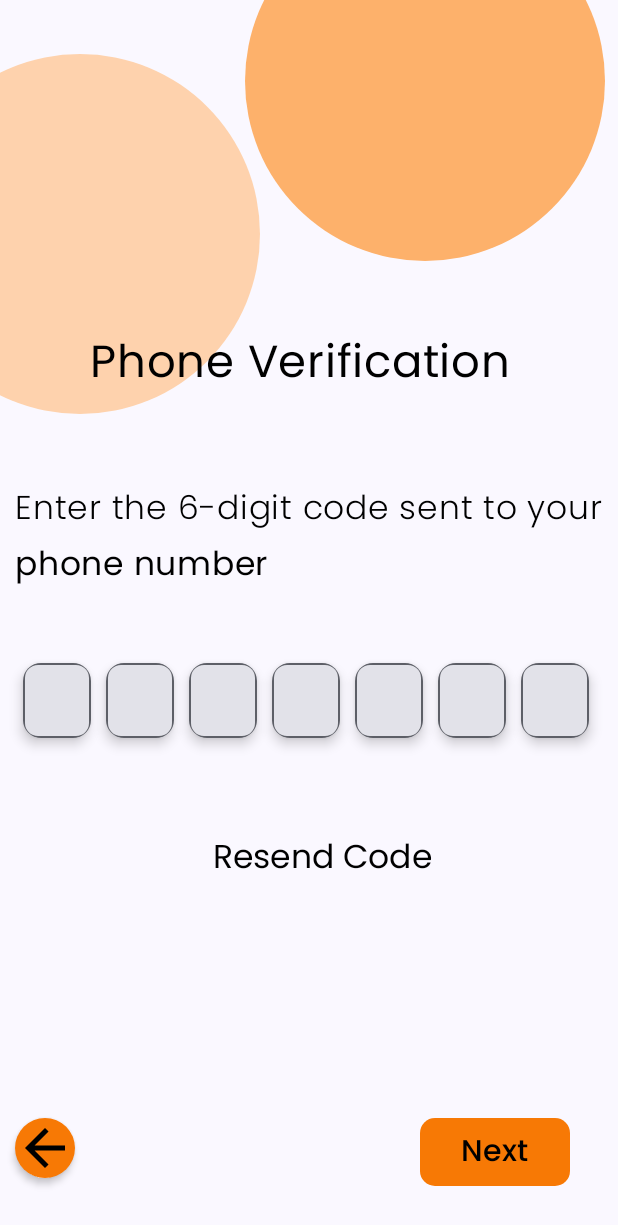
After one commit to MKG26/Dabba, an Android app built with Jetpack Compose: the composable thirdPage shown on its own in the app's theme, on a phone screen of 412 x 824 dp. The commit adds this screen. Shown: the top 1225 px of the screen. Run offline under Robolectric (Android 15) with nearby library versions, the phone set to English and light mode, and no system bars.

Commit message:
third page

```diff
--- /dev/null
+++ b/app/src/main/java/com/example/dabba/ui/thirdPage.kt
@@ -0,0 +1,209 @@
+package com.example.firstpage.ui.theme
+
+import androidx.compose.foundation.Canvas
+import androidx.compose.foundation.layout.Arrangement
+import androidx.compose.foundation.layout.Column
+import androidx.compose.foundation.layout.Row
+import androidx.compose.foundation.layout.Spacer
+import androidx.compose.foundation.layout.fillMaxWidth
+import androidx.compose.foundation.layout.height
+import androidx.compose.foundation.layout.padding
+import androidx.compose.foundation.layout.width
+import androidx.compose.foundation.shape.RoundedCornerShape
+import androidx.compose.material.icons.Icons
+import androidx.compose.material.icons.filled.ArrowBack
+import androidx.compose.material.icons.filled.ArrowForward
+import androidx.compose.material3.Button
+import androidx.compose.material3.ButtonDefaults
+import androidx.compose.material3.Card
+import androidx.compose.material3.CardDefaults
+import androidx.compose.material3.Icon
+import androidx.compose.material3.OutlinedTextField
+import androidx.compose.material3.Text
+import androidx.compose.material3.TextButton
+import androidx.compose.runtime.Composable
+import androidx.compose.runtime.getValue
+import androidx.compose.runtime.mutableStateOf
+import androidx.compose.runtime.remember
+import androidx.compose.runtime.setValue
+import androidx.compose.ui.Alignment
+import androidx.compose.ui.Modifier
+import androidx.compose.ui.graphics.Color
+import androidx.compose.ui.graphics.drawscope.translate
+import androidx.compose.ui.res.stringResource
+import androidx.compose.ui.text.font.FontWeight
+import androidx.compose.ui.tooling.preview.Preview
+import androidx.compose.ui.unit.dp
+import androidx.compose.ui.unit.sp
+import com.example.dabba.R
+import com.example.dabba.ui.theme.poppinsFamily
+
+
+@Composable
+fun thirdPage(
+
+) {
+    Column(
+
+    )
+    {
+        var value by remember {
+            mutableStateOf("")
+        }
+
+        Canvas(modifier = Modifier) {
+            translate(left = 425f, top = 81f) {
+                drawCircle(color = Color(0xFFFDB16B), radius = 120.dp.toPx())
+            }
+        }
+
+        Canvas(modifier = Modifier) {
+            translate(left = 80f, top = 234f,) {
+                drawCircle(color = Color(0xFFFFCA99), radius = 120.dp.toPx(), alpha = 0.8f)
+            }
+        }
+
+        Spacer(modifier = Modifier.height(210.dp))
+
+        Text(
+            text = stringResource(id = R.string.phoneVerification),
+            color = Color(0xFF000000),
+            fontFamily = poppinsFamily,
+            fontSize = 30.sp,
+            fontWeight = FontWeight.Normal,
+            modifier = Modifier
+                .padding(start = 60.dp, top = 10.dp)
+        )
+
+        Spacer(Modifier.run { height(50.dp) })
+
+        Text(
+            text = stringResource(id = R.string.otp1,6),
+            color = Color(0xFF000000),
+            fontFamily = poppinsFamily,
+            fontSize = 22.sp,
+            fontWeight = FontWeight.Light,
+            modifier = Modifier
+                .padding(start = 10.dp, top = 10.dp)
+        )
+
+        Text(
+            text = stringResource(id = R.string.otp2),
+            color = Color(0xFF000000),
+            fontFamily = poppinsFamily,
+            fontSize = 22.sp,
+            fontWeight = FontWeight.Normal,
+            modifier = Modifier
+                .padding(start = 10.dp, top = 5.dp)
+        )
+
+        Spacer(modifier = Modifier.height(50.dp))
+
+        Row(verticalAlignment = Alignment.CenterVertically, modifier = Modifier.padding(start = 15.dp)){
+            var num = 7
+            while (num>0) {
+                Card(
+                    elevation = CardDefaults.cardElevation(
+                        defaultElevation = 5.dp
+                    )
+                ) {
+                    OutlinedTextField(
+                        value = value,
+                        onValueChange = {},
+                        shape = RoundedCornerShape(
+                            topStart = 10.dp,
+                            topEnd = 10.dp,
+                            bottomStart = 10.dp,
+                            bottomEnd = 10.dp
+                        ),
+                        modifier = Modifier
+                            .width(45.dp)
+                            .height(50.dp)
+                    )
+
+                }
+                Spacer(modifier = Modifier.width(10.dp))
+                num--
+            }
+        }
+
+        Column(horizontalAlignment = Alignment.CenterHorizontally) {
+
+            TextButton(
+                onClick = { },
+
+                ) {
+                Text(
+                    text = stringResource(id = R.string.resentCode),
+                    color = Color(0xFF000000),
+                    fontFamily = poppinsFamily,
+                    fontSize = 22.sp,
+                    fontWeight = FontWeight.Normal,
+                    modifier = Modifier
+                        .padding(start = 130.dp, top = 55.dp)
+                )
+            }
+        }
+
+        Spacer(modifier = Modifier.height(140.dp))
+
+        Row(horizontalArrangement = Arrangement.SpaceBetween, modifier = Modifier.padding(10.dp)){
+            Card(
+                shape = RoundedCornerShape(topEnd = 300.dp, topStart = 300.dp, bottomEnd = 300.dp, bottomStart = 300.dp),
+//                            modifier = Modifier.padding(top = 10.dp),
+
+                colors = CardDefaults.cardColors(
+                    containerColor = Color(0xFFF77905), //Card background color
+                ),
+
+                elevation = CardDefaults.cardElevation(
+                    defaultElevation = 3.dp
+                ),
+
+                )
+            {
+                Icon(
+                    imageVector = Icons.Filled.ArrowBack,
+                    contentDescription = null,
+                    tint = Color(0xFF000000),
+                    modifier = Modifier
+                        .width(40.dp)
+                        .height(40.dp),
+                )
+            }
+
+            Spacer(modifier = Modifier.width(230.dp))
+
+            Button(
+                onClick = { },
+                modifier = Modifier
+                    .padding(end = 10.dp)
+                    .width(100.dp)
+                    .height(45.dp),
+                colors = ButtonDefaults.buttonColors(
+                    containerColor = Color(0xFFF77905)
+                ),
+                shape = RoundedCornerShape(topEnd = 10.dp, topStart = 10.dp, bottomEnd = 10.dp, bottomStart = 10.dp),
+            ) {
+                Text(
+                    text = stringResource(id = R.string.nextbtn),
+                    color = Color(0xFF000000),
+                    fontFamily = poppinsFamily,
+                    fontSize = 20.sp,
+                    fontWeight = FontWeight.Medium,
+                    modifier = Modifier
+                        .padding(bottom = 6.dp, top = 0.dp
+                        )
+                )
+            }
+        }
+
+    }
+}
+
+
+@Preview()
+@Composable
+private fun thirdPreview() {
+    thirdPage()
+}
--- a/app/src/main/res/values/strings.xml
+++ b/app/src/main/res/values/strings.xml
@@ -5,4 +5,9 @@
     <string name="cardContent2">for your hunger cravings</string>
     <string name="getStarted">Get started with Dabba</string>
     <string name="btnContinue">Continue</string>
+    <string name="phoneVerification">Phone Verification</string>
+    <string name="otp1">Enter the %d-digit code sent to your</string>
+    <string name="otp2">phone number</string>
+    <string name="resentCode">Resend Code</string>
+    <string name="nextbtn">Next</string>
 </resources>
```
